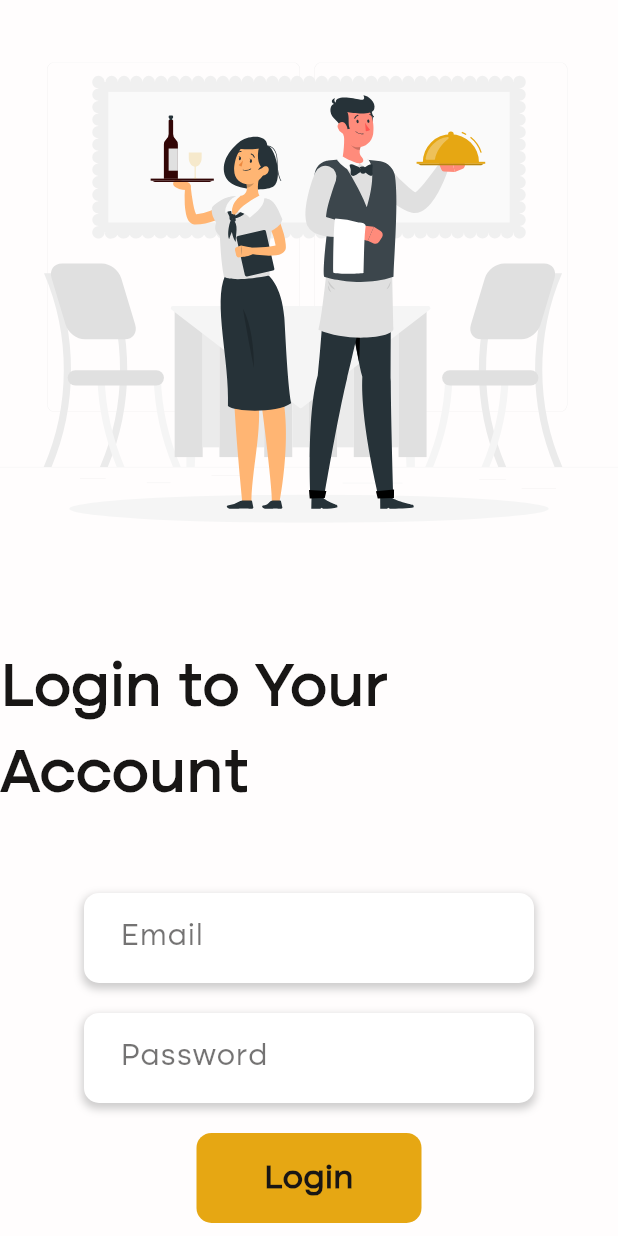
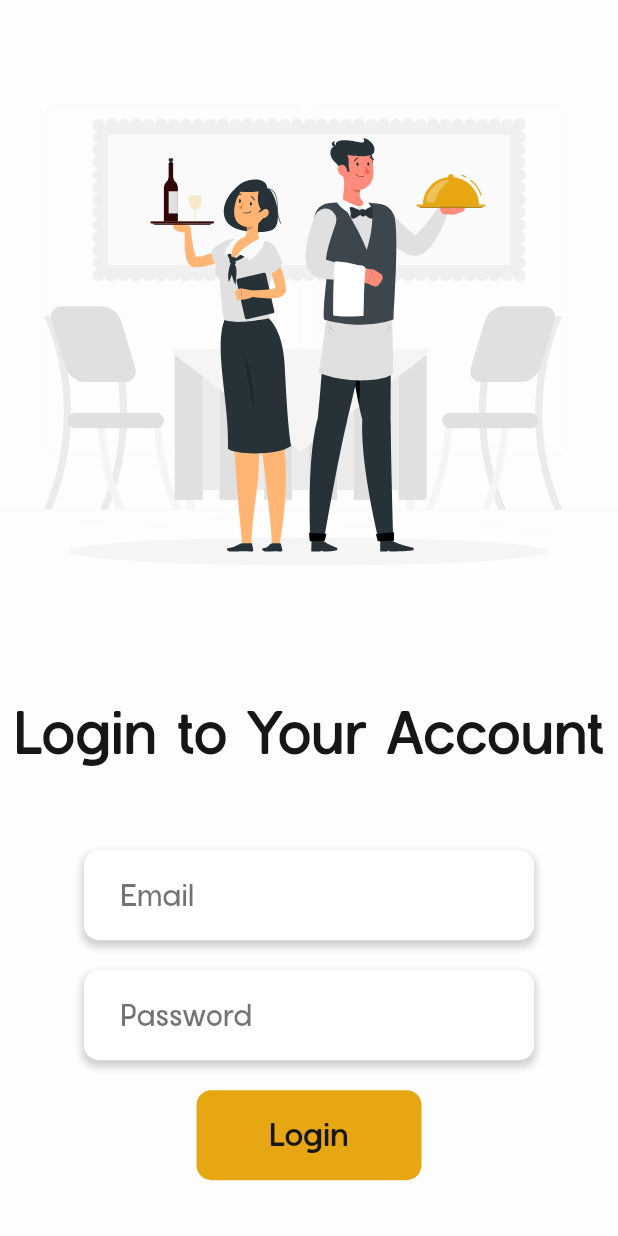
Before and after one commit to SEP-G16/restaurant-manager-app, a Flutter app: the screen it shows after launch, on a phone screen of 412 x 824 dp. Run offline on Flutter 3.47's test engine with Material 3 defaults, Android fonts, the phone set to English and light mode, and no system bars; our stand-ins replace flutter_secure_storage, flutter_svg, get, qr_flutter, socket_io_client; statements that could not run were skipped.

Commit message:
used new fonts

```diff
--- a/lib/constants/text_constants.dart
+++ b/lib/constants/text_constants.dart
@@ -11,7 +11,7 @@ class TextConstants {
         fontSize: fontSize ?? 30.0,
         color: color ?? ColourConstants.chineseBlack,
         fontWeight: fontWeight ?? FontWeight.w600,
-        fontFamily: 'Altone Trial');
+        fontFamily: 'Roundelay');
   }
 
   static subTextStyle({double? fontSize, FontWeight? fontWeight, Color? color}){
@@ -19,7 +19,7 @@ class TextConstants {
         fontSize: fontSize ?? 20.0,
         color: color ?? ColourConstants.chineseBlack,
         fontWeight: fontWeight ?? FontWeight.w500,
-        fontFamily: 'Altone Trial'
+        fontFamily: 'Roundelay'
     );
   }
 
```
